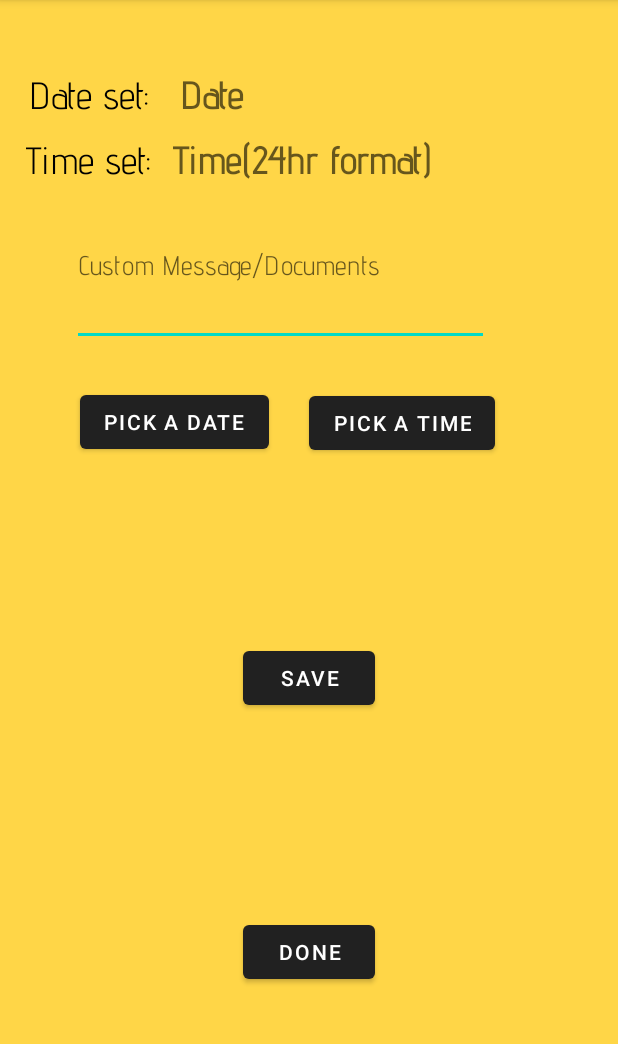
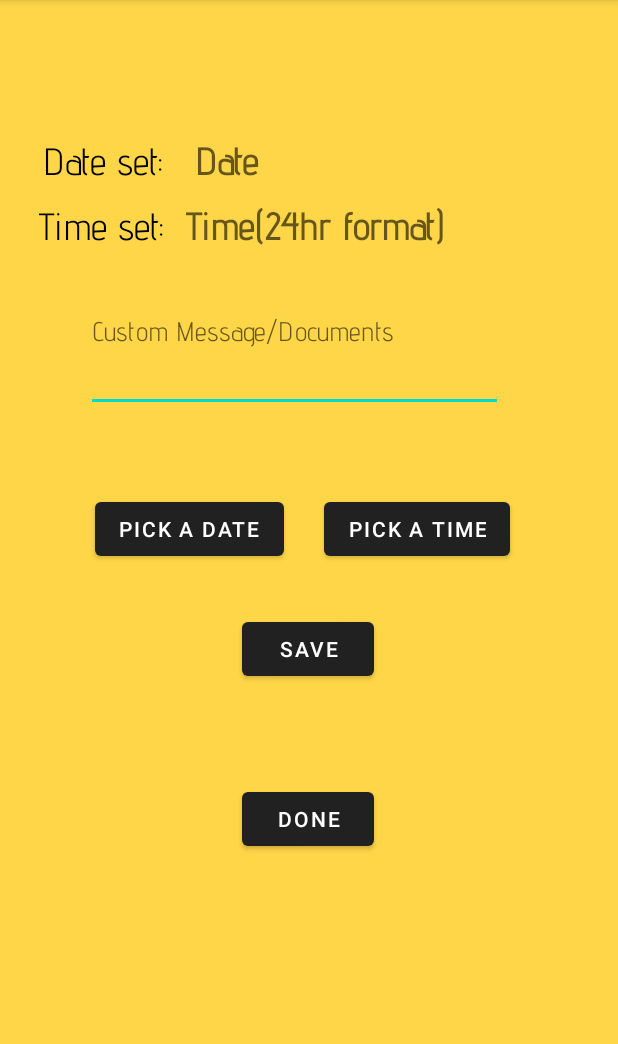
Before and after one commit to ChiatanyaChakka/Track-Trigger, an Android app: the NewEventSetter screen opened directly, with no data from a screen before it, on a phone screen of 412 x 824 dp, the part 84-1128 px from its top. Run offline under Robolectric (Android 15) with nearby library versions, the phone set to English and light mode, and no system bars; our stand-ins replace Firebase (no records; nobody signed in at launch, a user with empty details on screens opened directly).

Commit message:
Added new applicance activity

```diff
--- a/app/src/main/AndroidManifest.xml
+++ b/app/src/main/AndroidManifest.xml
@@ -14,15 +14,15 @@
         android:roundIcon="@mipmap/ic_launcher"
         android:supportsRtl="true"
         android:theme="@style/Theme.MaterialComponents.DayNight.DarkActionBar">
-        <activity android:name=".Appliances"></activity>
+        <activity android:name=".newApplicanceActivity"></activity>
+        <activity android:name=".Appliances" />
         <activity android:name=".TriggerActivity" />
         <activity android:name=".NewEventSetter" />
         <activity
             android:name=".Groceries"
             android:windowSoftInputMode="stateHidden" />
-        <activity android:name=".ProfessionActivity"></activity>
+        <activity android:name=".ProfessionActivity" />
         <activity android:name=".CustomActivity" />
-
         <activity android:name=".otpverification" />
         <activity android:name=".LinkAccounts" />
 
--- a/app/src/main/res/layout/activity_appliances.xml
+++ b/app/src/main/res/layout/activity_appliances.xml
@@ -22,7 +22,8 @@
     <com.google.android.material.floatingactionbutton.FloatingActionButton
         android:layout_width="wrap_content"
         android:layout_height="wrap_content"
-        android:layout_marginLeft="320dp"
+        android:id="@+id/newappliancebutton"
+        android:layout_gravity="center"
         android:src="@android:drawable/ic_input_add" />
 
 </LinearLayout>
--- a/app/src/main/res/layout/activity_new_event_setter.xml
+++ b/app/src/main/res/layout/activity_new_event_setter.xml
@@ -1,133 +1,175 @@
 <?xml version="1.0" encoding="utf-8"?>
-<RelativeLayout xmlns:android="http://schemas.android.com/apk/res/android"
+<androidx.constraintlayout.widget.ConstraintLayout xmlns:android="http://schemas.android.com/apk/res/android"
     xmlns:app="http://schemas.android.com/apk/res-auto"
     xmlns:tools="http://schemas.android.com/tools"
+    android:id="@+id/relativeLayout"
     android:layout_width="match_parent"
     android:layout_height="match_parent"
     android:background="#ffd647"
     tools:context=".NewEventSetter">
 
     <TextView
-        android:fontFamily="@font/advent_pro"
-        android:textColor="@color/black"
+        android:id="@+id/textView10"
         android:layout_width="wrap_content"
         android:layout_height="wrap_content"
-        android:layout_alignParentStart="true"
-        android:layout_alignParentLeft="true"
-        android:layout_alignParentTop="true"
         android:layout_marginStart="19dp"
         android:layout_marginLeft="19dp"
         android:layout_marginTop="48dp"
+        android:layout_marginEnd="287dp"
+        android:layout_marginRight="287dp"
+        android:layout_marginBottom="601dp"
+        android:fontFamily="@font/advent_pro"
         android:text="Date set: "
-        android:textSize="25dp" />
+        android:textColor="@color/black"
+        android:textSize="25dp"
+        app:layout_constraintBottom_toBottomOf="parent"
+        app:layout_constraintEnd_toEndOf="parent"
+        app:layout_constraintStart_toStartOf="parent"
+        app:layout_constraintTop_toTopOf="parent" />
 
     <TextView
         android:id="@+id/dateview"
-        android:fontFamily="@font/advent_pro"
-        android:textColor="@color/black"
         android:layout_width="wrap_content"
         android:layout_height="wrap_content"
-        android:layout_alignParentStart="true"
-        android:layout_alignParentLeft="true"
-        android:layout_alignParentTop="true"
         android:layout_marginStart="120dp"
         android:layout_marginLeft="120dp"
         android:layout_marginTop="48dp"
+        android:layout_marginEnd="230dp"
+        android:layout_marginRight="230dp"
+        android:layout_marginBottom="601dp"
+        android:fontFamily="@font/advent_pro"
         android:hint="Date"
+        android:textColor="@color/black"
         android:textSize="25dp"
-        android:textStyle="bold" />
+        android:textStyle="bold"
+        app:layout_constraintBottom_toBottomOf="parent"
+        app:layout_constraintEnd_toEndOf="parent"
+        app:layout_constraintStart_toStartOf="parent"
+        app:layout_constraintTop_toTopOf="parent" />
 
     <TextView
-        android:fontFamily="@font/advent_pro"
-        android:textColor="@color/black"
+        android:id="@+id/textView11"
         android:layout_width="wrap_content"
         android:layout_height="wrap_content"
-        android:layout_alignParentStart="true"
-        android:layout_alignParentLeft="true"
-        android:layout_alignParentTop="true"
-        android:layout_marginStart="17dp"
-        android:layout_marginLeft="17dp"
+        android:layout_marginStart="16dp"
+        android:layout_marginLeft="16dp"
         android:layout_marginTop="91dp"
+        android:layout_marginEnd="286dp"
+        android:layout_marginRight="286dp"
+        android:layout_marginBottom="558dp"
+        android:fontFamily="@font/advent_pro"
         android:text="Time set: "
-        android:textSize="25dp" />
+        android:textColor="@color/black"
+        android:textSize="25dp"
+        app:layout_constraintBottom_toBottomOf="parent"
+        app:layout_constraintEnd_toEndOf="parent"
+        app:layout_constraintStart_toStartOf="parent"
+        app:layout_constraintTop_toTopOf="parent" />
 
     <TextView
-        android:fontFamily="@font/advent_pro"
         android:id="@+id/timeview"
         android:layout_width="wrap_content"
         android:layout_height="wrap_content"
-        android:layout_alignParentStart="true"
-        android:layout_alignParentLeft="true"
-        android:layout_alignParentTop="true"
         android:layout_marginStart="115dp"
         android:layout_marginLeft="115dp"
         android:layout_marginTop="91dp"
+        android:layout_marginEnd="107dp"
+        android:layout_marginRight="107dp"
+        android:layout_marginBottom="558dp"
+        android:fontFamily="@font/advent_pro"
         android:hint="Time(24hr format)"
         android:textSize="25dp"
-        android:textStyle="bold" />
+        android:textStyle="bold"
+        app:layout_constraintBottom_toBottomOf="parent"
+        app:layout_constraintEnd_toEndOf="parent"
+        app:layout_constraintStart_toStartOf="parent"
+        app:layout_constraintTop_toTopOf="parent" />
 
+
+    <Button
+        android:id="@+id/save"
+        android:layout_width="wrap_content"
+        android:layout_height="wrap_content"
+        android:layout_marginStart="152dp"
+        android:layout_marginLeft="152dp"
+        android:layout_marginTop="364dp"
+        android:layout_marginEnd="153dp"
+        android:layout_marginRight="153dp"
+        android:layout_marginBottom="267dp"
+        android:text="Save"
+        app:layout_constraintBottom_toBottomOf="parent"
+        app:layout_constraintEnd_toEndOf="parent"
+        app:layout_constraintStart_toStartOf="parent"
+        app:layout_constraintTop_toTopOf="parent" />
+
+    <Button
+        android:id="@+id/timepicker"
+        android:layout_width="wrap_content"
+        android:layout_height="wrap_content"
+        android:layout_marginStart="206dp"
+        android:layout_marginLeft="206dp"
+        android:layout_marginTop="284dp"
+        android:layout_marginEnd="62dp"
+        android:layout_marginRight="62dp"
+        android:layout_marginBottom="347dp"
+        android:text="Pick a Time"
+        app:layout_constraintBottom_toBottomOf="parent"
+        app:layout_constraintEnd_toEndOf="parent"
+        app:layout_constraintStart_toStartOf="parent"
+        app:layout_constraintTop_toTopOf="parent" />
 
     <Button
         android:id="@+id/datepicker"
         android:layout_width="wrap_content"
         android:layout_height="wrap_content"
-        android:layout_alignParentStart="true"
-        android:layout_alignParentLeft="true"
-        android:layout_alignParentTop="true"
-        android:layout_centerHorizontal="true"
         android:layout_marginStart="53dp"
         android:layout_marginLeft="53dp"
-        android:layout_marginTop="257dp"
-        android:text="Pick a Date" />
-
-    <Button
-        android:id="@+id/timepicker"
-        android:layout_width="wrap_content"
-        android:layout_height="wrap_content"
-        android:layout_alignParentStart="true"
-        android:layout_alignParentLeft="true"
-        android:layout_alignParentTop="true"
-        android:layout_centerHorizontal="true"
-        android:layout_marginStart="206dp"
-        android:layout_marginLeft="206dp"
-        android:layout_marginTop="258dp"
-        android:text="Pick a Time" />
-
-    <Button
-        android:id="@+id/save"
-        android:layout_width="wrap_content"
-        android:layout_height="wrap_content"
-        android:layout_alignParentBottom="true"
-        android:layout_centerHorizontal="true"
-        android:layout_marginBottom="292dp"
-        android:text="Save" />
+        android:layout_marginTop="284dp"
+        android:layout_marginEnd="213dp"
+        android:layout_marginRight="213dp"
+        android:layout_marginBottom="347dp"
+        android:text="Pick a Date"
+        app:layout_constraintBottom_toBottomOf="parent"
+        app:layout_constraintEnd_toEndOf="parent"
+        app:layout_constraintStart_toStartOf="parent"
+        app:layout_constraintTop_toTopOf="parent" />
 
     <EditText
         android:id="@+id/description"
         android:layout_width="278dp"
         android:layout_height="75dp"
-        android:layout_alignParentStart="true"
-        android:layout_alignParentLeft="true"
-        android:layout_alignParentTop="true"
-        android:layout_centerHorizontal="true"
         android:layout_marginStart="48dp"
         android:layout_marginLeft="48dp"
         android:layout_marginTop="155dp"
+        android:layout_marginEnd="67dp"
+        android:layout_marginRight="67dp"
+        android:layout_marginBottom="449dp"
+        android:ems="10"
+        android:fontFamily="@font/advent_pro"
+        android:gravity="start|top"
+        android:hint="Custom Message/Documents"
+        android:inputType="textMultiLine"
         android:scrollbars="vertical"
-        android:hint="Custom Message/Documents"
-        android:fontFamily="@font/advent_pro"
-        android:ems="10"
-        android:gravity="start|top"
-        android:inputType="textMultiLine" />
+        app:layout_constraintBottom_toBottomOf="parent"
+        app:layout_constraintEnd_toEndOf="parent"
+        app:layout_constraintStart_toStartOf="parent"
+        app:layout_constraintTop_toTopOf="parent" />
 
     <Button
         android:id="@+id/donebutton"
         android:layout_width="wrap_content"
         android:layout_height="wrap_content"
-        android:layout_alignParentBottom="true"
-        android:layout_centerHorizontal="true"
-        android:layout_marginBottom="109dp"
-        android:text="Done" />
+        android:layout_marginStart="152dp"
+        android:layout_marginLeft="152dp"
+        android:layout_marginTop="477dp"
+        android:layout_marginEnd="153dp"
+        android:layout_marginRight="153dp"
+        android:layout_marginBottom="153dp"
+        android:text="Done"
+        app:layout_constraintBottom_toBottomOf="parent"
+        app:layout_constraintEnd_toEndOf="parent"
+        app:layout_constraintStart_toStartOf="parent"
+        app:layout_constraintTop_toTopOf="parent" />
 
 
-</RelativeLayout>
+</androidx.constraintlayout.widget.ConstraintLayout>
```
Also changed, not shown: app/src/main/java/com/example/loginpage/Appliances.java (+14 -1 lines), app/src/main/java/com/example/loginpage/newApplicanceActivity.java (added, +35 -0 lines), app/src/main/res/layout/activity_new_applicance.xml (added, +199 -0 lines), app/src/main/res/layout/activity_trigger.xml (+6 -6 lines).
